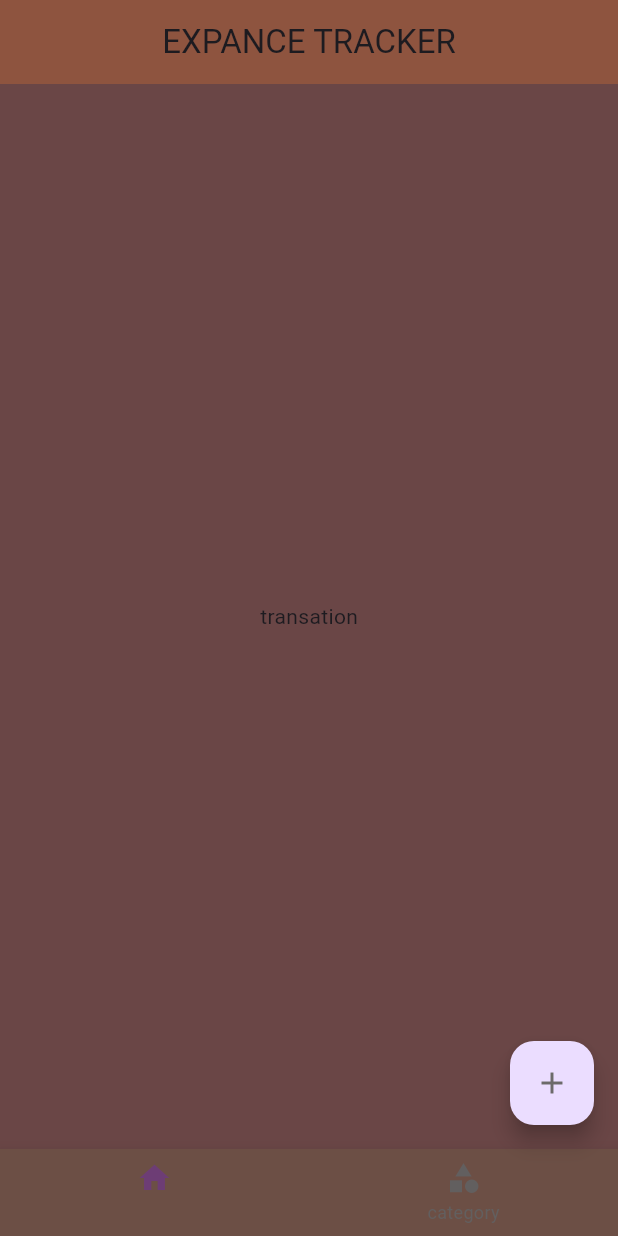
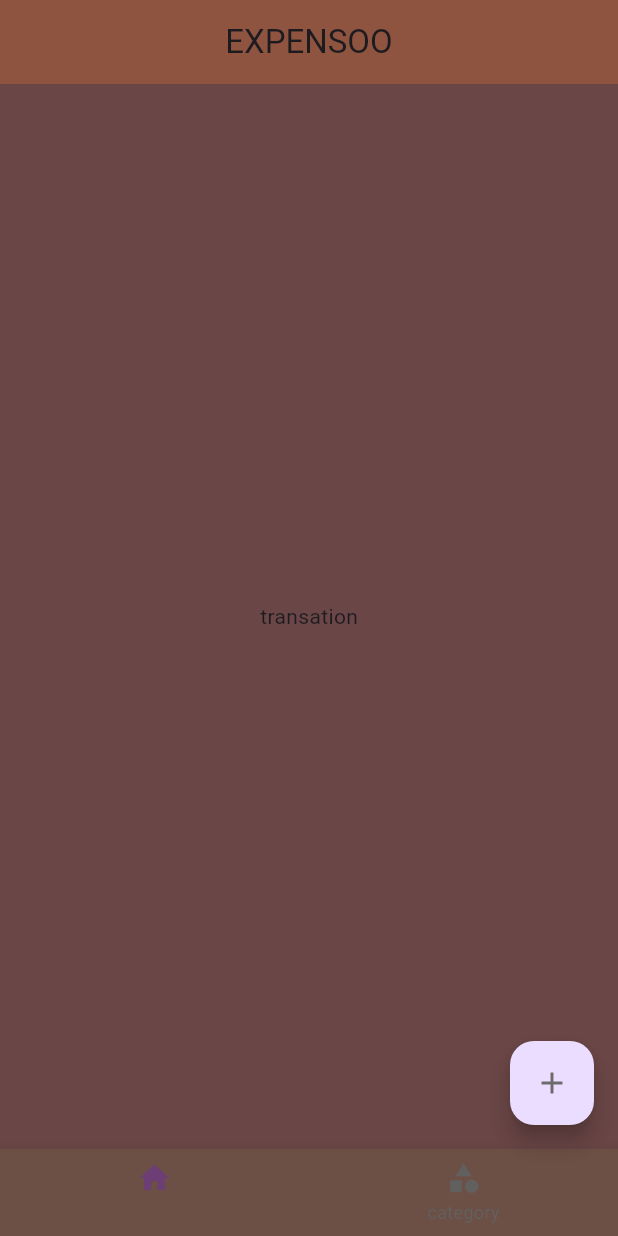
Before and after one commit to SUHAIB-P-A/expance_track, a Flutter app: the screen it shows after launch, on a phone screen of 412 x 824 dp. Run offline on Flutter 3.47's test engine with Material 2 defaults, Android fonts, the phone set to English and light mode, and no system bars.

Commit message:
change the app name

```diff
--- a/lib/screens/sereen_home.dart
+++ b/lib/screens/sereen_home.dart
@@ -15,7 +15,7 @@ class Home extends StatelessWidget {
       appBar: AppBar(
         backgroundColor: const Color.fromARGB(255, 142, 84, 63),
         centerTitle: true,
-        title: const Text('EXPANCE TRACKER'),
+        title: const Text('EXPENSOO'),
       ),
       backgroundColor: const Color.fromARGB(255, 106, 70, 70),
       bottomNavigationBar: const Expancebottamnavigation(),
```
